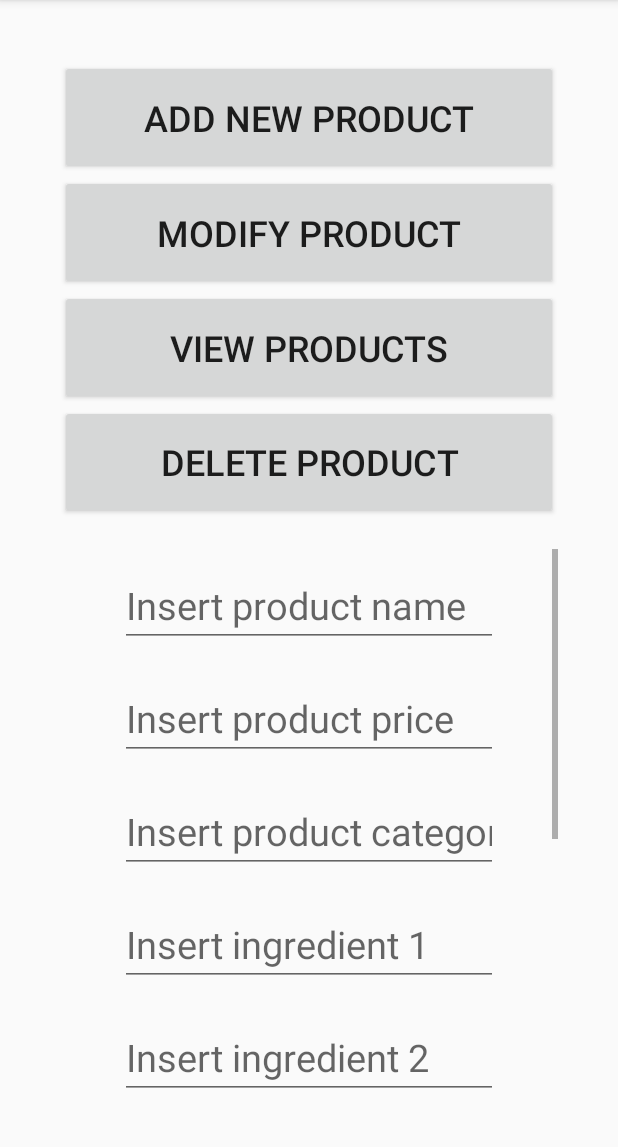
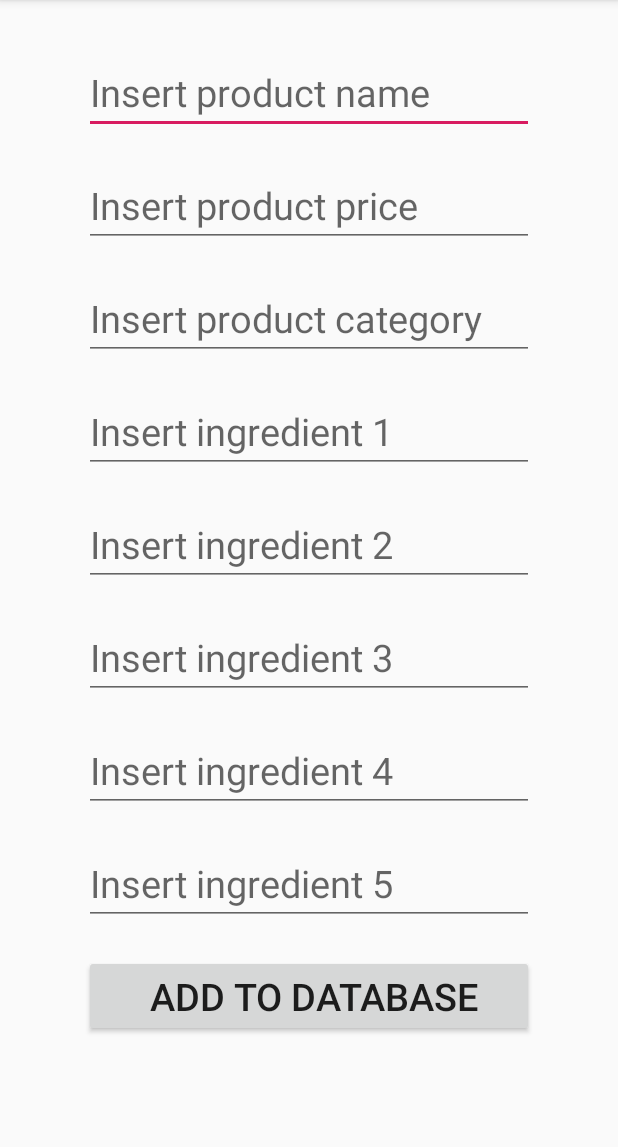
Before and after one commit to BrunoB98/Click_Order, an Android app: the activity_manage_product screen opened directly, with no data from a screen before it, after a tap on "ADD NEW PRODUCT", on a phone screen of 412 x 824 dp, the part 84-1231 px from its top. Run offline under Robolectric (Android 15) with nearby library versions, the phone set to English and light mode, and no system bars.

Commit message:
add 11/10 15:24

```diff
--- a/app/src/main/AndroidManifest.xml
+++ b/app/src/main/AndroidManifest.xml
@@ -9,7 +9,9 @@
         android:roundIcon="@mipmap/ic_launcher_round"
         android:supportsRtl="true"
         android:theme="@style/AppTheme">
-        <activity android:name=".ManageProduct.activity_manage_product" />
+        <activity android:name=".ManageProduct.Add_product_activity"/>
+        <activity android:name=".ManageProduct.activity_manage_product">
+        </activity>
         <activity android:name=".activity_order" />
         <activity android:name=".activity_category" />
         <activity
--- a/app/src/main/java/com/example/oopproject/AppCompatProject.java
+++ b/app/src/main/java/com/example/oopproject/AppCompatProject.java
@@ -17,7 +17,7 @@ public class AppCompatProject extends AppCompatActivity {
     public static DBManager dbManager;
     public static List<Product> ITEMS = new ArrayList<Product>();
     public static Map<Integer, Product> ITEM_MAP = new HashMap<Integer, Product>();
-    public int COUNT = 0;
-    public static List<Product> LP;
+    public static int COUNT = 0;
+
 
 }
--- a/app/src/main/java/com/example/oopproject/MainActivity.java
+++ b/app/src/main/java/com/example/oopproject/MainActivity.java
@@ -46,10 +46,10 @@ public class MainActivity extends AppCompatProject
         drawer.addDrawerListener(toggle);
         toggle.syncState();
         navigationView.setNavigationItemSelectedListener(this);
-        System.out.println("ciao sono l'activity main nel metodo on create");
         dbManager = new DBManager(this);
         dbManager.open();
-        LP = dbManager.init();
+        COUNT = ITEMS.size();
+        dbManager.update();
     }
 
     @Override
--- a/app/src/main/java/com/example/oopproject/ManageProduct/AddFragment.java
+++ /dev/null
@@ -1,23 +0,0 @@
-package com.example.oopproject.ManageProduct;
-
-import android.content.Context;
-import android.net.Uri;
-import android.os.Bundle;
-
-import androidx.fragment.app.Fragment;
-
-import android.view.LayoutInflater;
-import android.view.View;
-import android.view.ViewGroup;
-
-import com.example.oopproject.R;
-
-public class AddFragment extends Fragment {
-
-    @Override
-    public View onCreateView(LayoutInflater inflater, ViewGroup container,
-                             Bundle savedInstanceState) {
-        // Inflate the layout for this fragment
-        return inflater.inflate(R.layout.fragment_add, container, false);
-    }
-}
--- /dev/null
+++ b/app/src/main/java/com/example/oopproject/ManageProduct/Add_product_activity.java
@@ -0,0 +1,33 @@
+package com.example.oopproject.ManageProduct;
+
+import androidx.appcompat.app.AppCompatActivity;
+
+import android.content.Intent;
+import android.os.Bundle;
+import android.view.View;
+import android.widget.EditText;
+import android.widget.Toast;
+
+import com.example.oopproject.ManageProduct.activity_manage_product;
+import com.example.oopproject.R;
+
+import static com.example.oopproject.AppCompatProject.dbManager;
+
+public class Add_product_activity extends AppCompatActivity {
+    EditText name, price, category, ing0, ing1, ing2, ing3, ing4;
+    @Override
+    protected void onCreate(Bundle savedInstanceState) {
+        super.onCreate(savedInstanceState);
+        setContentView(R.layout.activity_add_product_activity);
+        name = (EditText) findViewById(R.id.prod_name);
+        price = (EditText) findViewById(R.id.prod_price);
+        category = (EditText) findViewById(R.id.prod_cat);
+    }
+
+    public void addToDatabase(View view) {
+        dbManager.add(name.getText().toString(), Float.parseFloat(price.getText().toString()), category.getText().toString());
+        dbManager.update();
+        Toast.makeText(getApplicationContext(), "Product added to database", Toast.LENGTH_SHORT).show();
+        startActivity(new Intent(this, activity_manage_product.class));
+    }
+}
--- a/app/src/main/java/com/example/oopproject/ManageProduct/activity_manage_product.java
+++ b/app/src/main/java/com/example/oopproject/ManageProduct/activity_manage_product.java
@@ -4,9 +4,11 @@ import androidx.appcompat.app.AppCompatActivity;
 import androidx.fragment.app.Fragment;
 import androidx.fragment.app.FragmentManager;
 
+import android.content.Intent;
 import android.os.Bundle;
 import android.view.View;
 
+import com.example.oopproject.MainActivity;
 import com.example.oopproject.R;
 
 public class activity_manage_product extends AppCompatActivity {
@@ -19,13 +21,18 @@ public class activity_manage_product extends AppCompatActivity {
 
     }
 
+    @Override
+    public void onBackPressed () {
+        startActivity(new Intent(this, MainActivity.class));
+    }
+
+
     public void setFragment(View view) {
        // fragment = new AddFragment();
 
         switch(view.getId()) {
             case R.id.Add_button:
-                fragment = new AddFragment();
-                fm.beginTransaction().replace(R.id.Frag_panel, fragment).commit();
+                startActivity(new Intent(this, Add_product_activity.class));
                 break;
                 case R.id.Modify_button:
                 fragment = new ModifyFragment();
--- a/app/src/main/java/com/example/oopproject/ProductListActivity.java
+++ b/app/src/main/java/com/example/oopproject/ProductListActivity.java
@@ -22,7 +22,7 @@ import com.example.oopproject.Dummy.*;
 import java.util.ArrayList;
 import java.util.List;
 
-import static com.example.oopproject.MainActivity.LP;
+
 
 
 /**
@@ -95,7 +95,7 @@ public class ProductListActivity extends AppCompatProject {
                     str = "null";
         }
 
-        for (Product pr : LP) {
+        for (Product pr : ITEMS) {
             if (pr.category.equals(str)) {
                 l.add(pr);
             }
--- /dev/null
+++ b/app/src/main/res/layout/activity_add_product_activity.xml
@@ -0,0 +1,165 @@
+<?xml version="1.0" encoding="utf-8"?>
+<androidx.constraintlayout.widget.ConstraintLayout xmlns:android="http://schemas.android.com/apk/res/android"
+    xmlns:app="http://schemas.android.com/apk/res-auto"
+    xmlns:tools="http://schemas.android.com/tools"
+    android:layout_width="match_parent"
+    android:layout_height="match_parent"
+    tools:context=".ManageProduct.Add_product_activity">
+
+    <ScrollView
+        android:layout_width="match_parent"
+        android:layout_height="match_parent"
+        android:layout_marginStart="16dp"
+        android:layout_marginLeft="16dp"
+        android:layout_marginTop="24dp"
+        android:layout_marginEnd="16dp"
+        android:layout_marginRight="16dp"
+        android:layout_marginBottom="24dp"
+        app:layout_constraintBottom_toBottomOf="parent"
+        app:layout_constraintEnd_toEndOf="parent"
+        app:layout_constraintStart_toStartOf="parent"
+        app:layout_constraintTop_toTopOf="parent">
+
+        <LinearLayout
+            android:layout_width="match_parent"
+            android:layout_height="wrap_content"
+            android:orientation="vertical">
+
+            <EditText
+                android:id="@+id/prod_name"
+                android:layout_width="match_parent"
+                android:layout_height="wrap_content"
+                android:layout_marginStart="40dp"
+                android:layout_marginLeft="40dp"
+                android:layout_marginTop="10dp"
+                android:layout_marginEnd="40dp"
+                android:layout_marginRight="40dp"
+                android:layout_marginBottom="10dp"
+                android:ems="10"
+                android:hint="Insert product name"
+                android:inputType="textPersonName"
+                android:textSize="25sp" />
+
+            <EditText
+                android:id="@+id/prod_price"
+                android:layout_width="match_parent"
+                android:layout_height="wrap_content"
+                android:layout_marginStart="40dp"
+                android:layout_marginLeft="40dp"
+                android:layout_marginTop="10dp"
+                android:layout_marginEnd="40dp"
+                android:layout_marginRight="40dp"
+                android:layout_marginBottom="10dp"
+                android:ems="10"
+                android:hint="Insert product price"
+                android:inputType="numberDecimal"
+                android:textSize="25sp" />
+
+            <EditText
+                android:id="@+id/prod_cat"
+                android:layout_width="match_parent"
+                android:layout_height="wrap_content"
+                android:layout_marginStart="40dp"
+                android:layout_marginLeft="40dp"
+                android:layout_marginTop="10dp"
+                android:layout_marginEnd="40dp"
+                android:layout_marginRight="40dp"
+                android:layout_marginBottom="10dp"
+                android:ems="10"
+                android:hint="Insert product category"
+                android:inputType="textPersonName"
+                android:textSize="25sp" />
+
+            <EditText
+                android:id="@+id/ing"
+                android:layout_width="match_parent"
+                android:layout_height="wrap_content"
+                android:layout_marginStart="40dp"
+                android:layout_marginLeft="40dp"
+                android:layout_marginTop="10dp"
+                android:layout_marginEnd="40dp"
+                android:layout_marginRight="40dp"
+                android:layout_marginBottom="10dp"
+                android:ems="10"
+                android:hint="Insert ingredient 1"
+                android:inputType="textPassword"
+                android:textSize="25sp" />
+
+            <EditText
+                android:id="@+id/ing1"
+                android:layout_width="match_parent"
+                android:layout_height="wrap_content"
+                android:layout_marginStart="40dp"
+                android:layout_marginLeft="40dp"
+                android:layout_marginTop="10dp"
+                android:layout_marginEnd="40dp"
+                android:layout_marginRight="40dp"
+                android:layout_marginBottom="10dp"
+                android:ems="10"
+                android:hint="Insert ingredient 2"
+                android:inputType="textPassword"
+                android:textSize="25sp" />
+
+            <EditText
+                android:id="@+id/ing2"
+                android:layout_width="match_parent"
+                android:layout_height="wrap_content"
+                android:layout_marginStart="40dp"
+                android:layout_marginLeft="40dp"
+                android:layout_marginTop="10dp"
+                android:layout_marginEnd="40dp"
+                android:layout_marginRight="40dp"
+                android:layout_marginBottom="10dp"
+                android:ems="10"
+                android:hint="Insert ingredient 3"
+                android:inputType="textPassword"
+                android:textSize="25sp" />
+
+            <EditText
+                android:id="@+id/ing3"
+                android:layout_width="match_parent"
+                android:layout_height="wrap_content"
+                android:layout_marginStart="40dp"
+                android:layout_marginLeft="40dp"
+                android:layout_marginTop="10dp"
+                android:layout_marginEnd="40dp"
+                android:layout_marginRight="40dp"
+                android:layout_marginBottom="10dp"
+                android:ems="10"
+                android:hint="Insert ingredient 4"
+                android:inputType="textPassword"
+                android:textSize="25sp" />
+
+            <EditText
+                android:id="@+id/ing4"
+                android:layout_width="match_parent"
+                android:layout_height="wrap_content"
+                android:layout_marginStart="40dp"
+                android:layout_marginLeft="40dp"
+                android:layout_marginTop="10dp"
+                android:layout_marginEnd="40dp"
+                android:layout_marginRight="40dp"
+                android:layout_marginBottom="10dp"
+                android:ems="10"
+                android:hint="Insert ingredient 5"
+                android:inputType="textPassword"
+                android:textSize="25sp" />
+
+            <Button
+                android:id="@+id/Add_data_button"
+                android:layout_width="match_parent"
+                android:layout_height="wrap_content"
+                android:layout_marginStart="40dp"
+                android:layout_marginLeft="40dp"
+                android:layout_marginTop="10dp"
+                android:layout_marginEnd="40dp"
+                android:layout_marginRight="40dp"
+                android:layout_marginBottom="10dp"
+                android:onClick="addToDatabase"
+                android:text=" ADD TO DATABASE"
+                android:textSize="25sp" />
+
+        </LinearLayout>
+    </ScrollView>
+
+</androidx.constraintlayout.widget.ConstraintLayout>
--- a/app/src/main/res/layout/fragment_add.xml
+++ /dev/null
@@ -1,160 +0,0 @@
-<?xml version="1.0" encoding="utf-8"?>
-<FrameLayout xmlns:android="http://schemas.android.com/apk/res/android"
-    xmlns:tools="http://schemas.android.com/tools"
-    android:layout_width="match_parent"
-    android:layout_height="match_parent"
-    tools:context=".ManageProduct.AddFragment">
-
-    <LinearLayout
-        android:layout_width="match_parent"
-        android:layout_height="match_parent"
-        android:orientation="vertical">
-
-        <ScrollView
-            android:layout_width="match_parent"
-            android:layout_height="match_parent">
-
-            <LinearLayout
-                android:layout_width="match_parent"
-                android:layout_height="wrap_content"
-                android:orientation="vertical" >
-
-                <EditText
-                    android:id="@+id/prod_name"
-                    android:layout_width="match_parent"
-                    android:layout_height="wrap_content"
-                    android:layout_marginStart="40dp"
-                    android:layout_marginLeft="40dp"
-                    android:layout_marginTop="10dp"
-                    android:layout_marginEnd="40dp"
-                    android:layout_marginRight="40dp"
-                    android:layout_marginBottom="10dp"
-                    android:ems="10"
-                    android:hint="Insert product name"
-                    android:inputType="textPersonName"
-                    android:textSize="25sp" />
-
-                <EditText
-                    android:id="@+id/prod_price"
-                    android:layout_width="match_parent"
-                    android:layout_height="wrap_content"
-                    android:layout_marginStart="40dp"
-                    android:layout_marginLeft="40dp"
-                    android:layout_marginTop="10dp"
-                    android:layout_marginEnd="40dp"
-                    android:layout_marginRight="40dp"
-                    android:layout_marginBottom="10dp"
-                    android:ems="10"
-                    android:hint="Insert product price"
-                    android:inputType="numberDecimal"
-                    android:textSize="25sp" />
-
-                <EditText
-                    android:id="@+id/prod_cat"
-                    android:layout_width="match_parent"
-                    android:layout_height="wrap_content"
-                    android:layout_marginStart="40dp"
-                    android:layout_marginLeft="40dp"
-                    android:layout_marginTop="10dp"
-                    android:layout_marginEnd="40dp"
-                    android:layout_marginRight="40dp"
-                    android:layout_marginBottom="10dp"
-                    android:ems="10"
-                    android:hint="Insert product category"
-                    android:inputType="textPersonName"
-                    android:textSize="25sp" />
-
-                <EditText
-                    android:id="@+id/ing"
-                    android:layout_width="match_parent"
-                    android:layout_height="wrap_content"
-                    android:layout_marginStart="40dp"
-                    android:layout_marginLeft="40dp"
-                    android:layout_marginTop="10dp"
-                    android:layout_marginEnd="40dp"
-                    android:layout_marginRight="40dp"
-                    android:layout_marginBottom="10dp"
-                    android:ems="10"
-                    android:hint="Insert ingredient 1"
-                    android:inputType="textPassword"
-                    android:textSize="25sp" />
-
-                <EditText
-                    android:id="@+id/ing1"
-                    android:layout_width="match_parent"
-                    android:layout_height="wrap_content"
-                    android:layout_marginStart="40dp"
-                    android:layout_marginLeft="40dp"
-                    android:layout_marginTop="10dp"
-                    android:layout_marginEnd="40dp"
-                    android:layout_marginRight="40dp"
-                    android:layout_marginBottom="10dp"
-                    android:ems="10"
-                    android:hint="Insert ingredient 2"
-                    android:inputType="textPassword"
-                    android:textSize="25sp" />
-
-                <EditText
-                    android:id="@+id/ing2"
-                    android:layout_width="match_parent"
-                    android:layout_height="wrap_content"
-                    android:layout_marginStart="40dp"
-                    android:layout_marginLeft="40dp"
-                    android:layout_marginTop="10dp"
-                    android:layout_marginEnd="40dp"
-                    android:layout_marginRight="40dp"
-                    android:layout_marginBottom="10dp"
-                    android:ems="10"
-                    android:hint="Insert ingredient 3"
-                    android:inputType="textPassword"
-                    android:textSize="25sp" />
-
-                <EditText
-                    android:id="@+id/ing3"
-                    android:layout_width="match_parent"
-                    android:layout_height="wrap_content"
-                    android:layout_marginStart="40dp"
-                    android:layout_marginLeft="40dp"
-                    android:layout_marginTop="10dp"
-                    android:layout_marginEnd="40dp"
-                    android:layout_marginRight="40dp"
-                    android:layout_marginBottom="10dp"
-                    android:ems="10"
-                    android:hint="Insert ingredient 3"
-                    android:inputType="textPassword"
-                    android:textSize="25sp" />
-
-                <EditText
-                    android:id="@+id/ing4"
-                    android:layout_width="match_parent"
-                    android:layout_height="wrap_content"
-                    android:layout_marginStart="40dp"
-                    android:layout_marginLeft="40dp"
-                    android:layout_marginTop="10dp"
-                    android:layout_marginEnd="40dp"
-                    android:layout_marginRight="40dp"
-                    android:layout_marginBottom="10dp"
-                    android:ems="10"
-                    android:hint="Insert ingredient 3"
-                    android:inputType="textPassword"
-                    android:textSize="25sp" />
-
-                <Button
-                    android:id="@+id/Add_data_button"
-                    android:layout_width="match_parent"
-                    android:layout_height="wrap_content"
-                    android:layout_marginStart="40dp"
-                    android:layout_marginLeft="40dp"
-                    android:layout_marginTop="10dp"
-                    android:layout_marginEnd="40dp"
-                    android:layout_marginRight="40dp"
-                    android:layout_marginBottom="10dp"
-                    android:text=" ADD TO DATABASE"
-                    android:textSize="25sp" />
-
-            </LinearLayout>
-        </ScrollView>
-
-    </LinearLayout>
-
-</FrameLayout>
```
Also changed, not shown: app/src/main/java/com/example/oopproject/Database/DBManager.java (+7 -13 lines), app/src/main/java/com/example/oopproject/Database/ListProductDb.java (deleted, +0 -49 lines).
